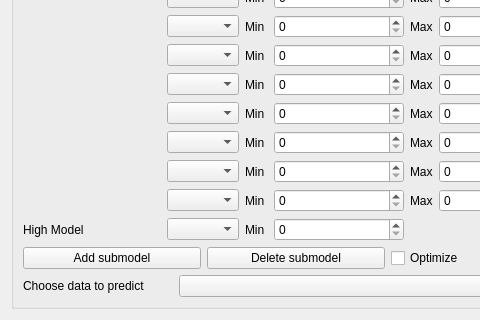
Before: the Qt Designer form ui/SubmodelPredict.ui in tisaconundrum2/PySAT-GUI, drawn with Qt 5; both pictures show x 0 to 480 and y 314 to 634 of the 592 by 634 pixel window.
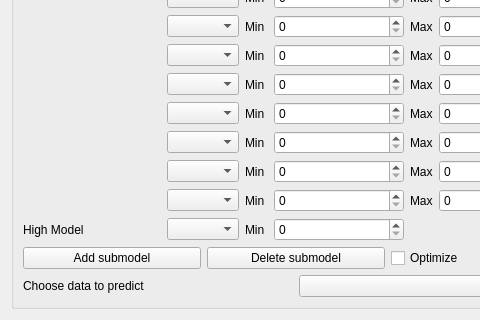
After: the same form once the commit is applied.

Commit message: Success: Submodel Predict now runs correctly

What changed in the file:
```diff
--- a/ui/SubmodelPredict.ui
+++ b/ui/SubmodelPredict.ui
@@ -780,12 +780,6 @@
        <layout class="QHBoxLayout" name="horizontalLayout_2">
         <item>
          <widget class="QLabel" name="chooseDataLabel">
-          <property name="maximumSize">
-           <size>
-            <width>150</width>
-            <height>16777215</height>
-           </size>
-          </property>
           <property name="text">
            <string>Choose data to predict</string>
           </property>
```
Left out of the diff: 4 changed lines with no effect on the pictures. The commit also changes 2 other files.
